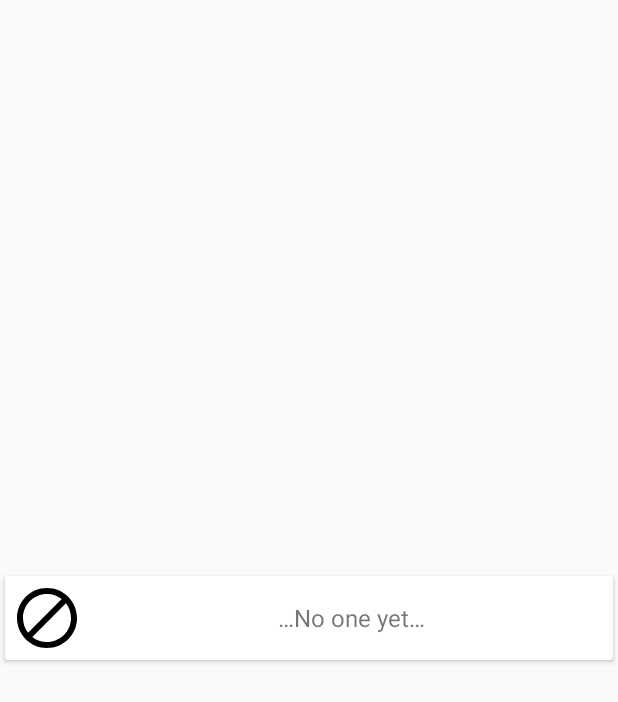
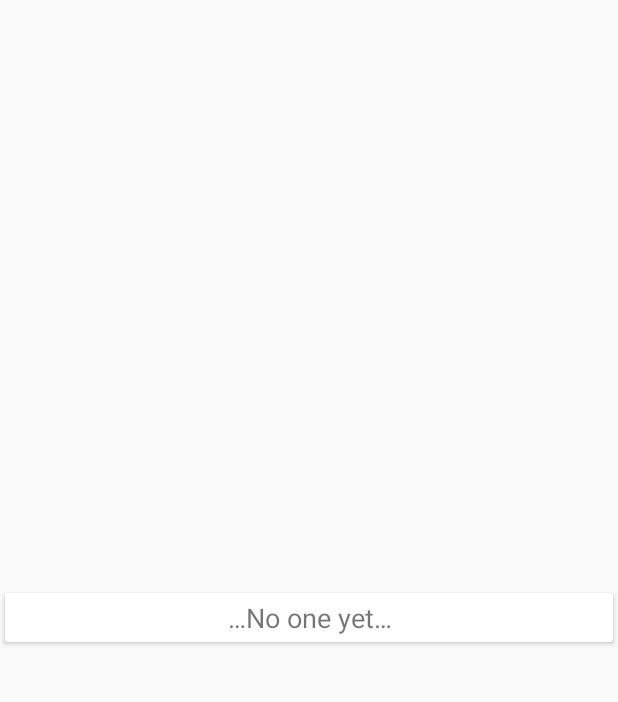
Before and after one commit to francescogabbrielli/Stargazers, an Android app: the layout item_empty.xml on its own in the app's theme, with its tools: preview values and no code run, on a phone screen of 412 x 824 dp. Shown: the top 702 px of the screen. Run offline under Robolectric (Android 15) with nearby library versions, the phone set to English and light mode, and no system bars.

```diff
--- a/app/build.gradle
+++ b/app/build.gradle
@@ -36,6 +36,7 @@ dependencies {
     implementation 'com.github.bumptech.glide:glide:4.6.1'
     annotationProcessor 'com.github.bumptech.glide:compiler:4.6.1'
     testImplementation 'junit:junit:4.12'
+    compile 'com.android.support:support-annotations:22.2.0'
     androidTestImplementation 'com.android.support.test:runner:1.0.1'
     androidTestImplementation 'com.android.support.test.espresso:espresso-core:3.0.1'
 }
--- a/app/src/main/java/it/francescogabbrielli/apps/stargazers/RecyclerAdapter.java
+++ b/app/src/main/java/it/francescogabbrielli/apps/stargazers/RecyclerAdapter.java
@@ -177,7 +177,7 @@ public class RecyclerAdapter extends RecyclerView.Adapter<RecyclerAdapter.ViewHo
 
             Glide.with(context)
                     .setDefaultRequestOptions(requestOptions)
-                    .load(user.getAvatarUrl())
+                    .load(user.getAvatarUrl()+"&size=48")
                     .into(holder.imageView);
             holder.usernameView.setText(user.getLogin());
             holder.itemView.setOnClickListener((v) -> {
--- a/app/src/main/res/layout/activity_main.xml
+++ b/app/src/main/res/layout/activity_main.xml
@@ -20,6 +20,11 @@
         android:theme="@style/ThemeOverlay.AppCompat.ActionBar"
         app:popupTheme="@style/ThemeOverlay.AppCompat.Light"/>
 
+    <WebView
+        android:id="@+id/homepage"
+        android:layout_width="match_parent"
+        android:layout_height="match_parent"/>
+
     <android.support.v7.widget.RecyclerView
         android:id="@+id/list_results"
         android:layout_width="match_parent"
--- a/app/src/main/res/layout/item_empty.xml
+++ b/app/src/main/res/layout/item_empty.xml
@@ -12,25 +12,12 @@ https://developer.android.com/training/material/lists-cards.html
     android:padding="3dp"
     app:cardCornerRadius="2dp">
 
-    <LinearLayout
+    <TextView
         android:layout_width="match_parent"
-        android:layout_height="wrap_content"
-        android:orientation="horizontal">
-
-        <ImageView
-            android:layout_width="48dp"
-            android:layout_height="48dp"
-            android:layout_margin="4dp"
-            android:src="@drawable/ic_empty" />
-
-        <TextView
-            android:layout_width="match_parent"
-            android:layout_height="match_parent"
-            android:layout_margin="4dp"
-            android:text="@string/search_empty"
-            android:gravity="center|center_horizontal"
-            android:textSize="16sp" />
-
-    </LinearLayout>
+        android:layout_height="match_parent"
+        android:layout_margin="4dp"
+        android:text="@string/search_empty"
+        android:gravity="center|center_horizontal"
+        android:textSize="18dp" />
 
 </android.support.v7.widget.CardView>
```
Also changed, not shown: app/src/main/java/it/francescogabbrielli/apps/stargazers/MainActivity.java (+27 -13 lines), 2 other files.
